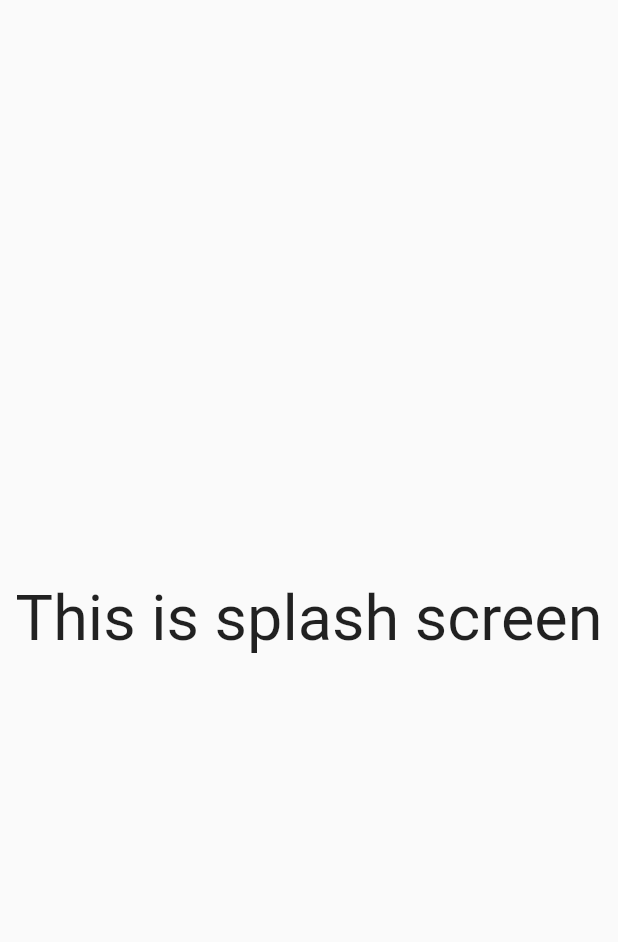
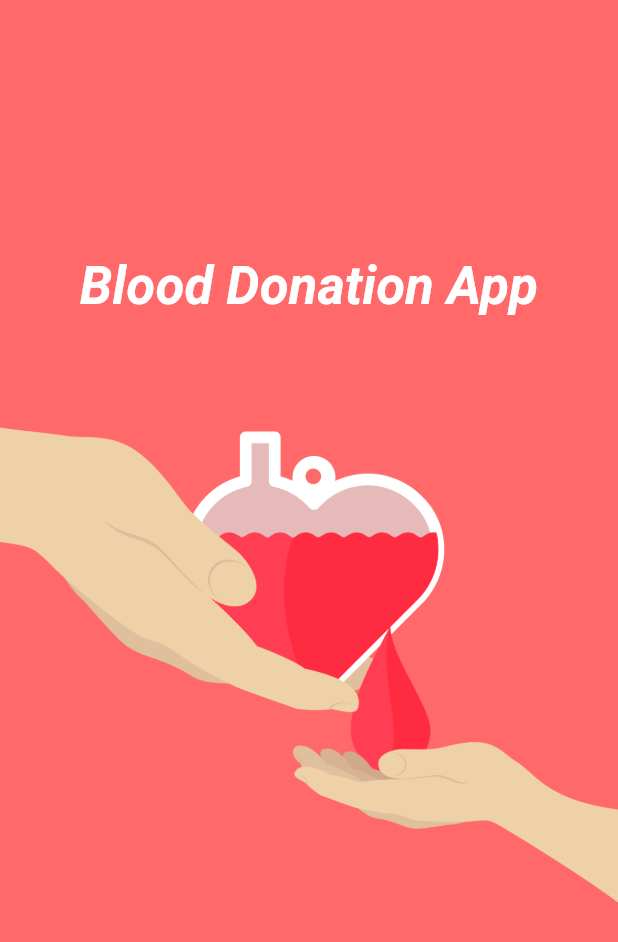
Before and after one commit to BrawlerXull/Blood-Donation-App, a Flutter app: the first screen one second after launch, on a phone screen of 412 x 824 dp. Shown: the top 942 px of the screen. Run offline on Flutter 3.47's test engine with Material 2 defaults, Android fonts, the light colour scheme and no system bars.

Commit message:
splash screen added

```diff
--- a/lib/homepage.dart
+++ /dev/null
@@ -1,32 +0,0 @@
-import 'package:flutter/material.dart';
-import 'package:flutter/src/widgets/framework.dart';
-import 'package:flutter/src/widgets/placeholder.dart';
-import 'dart:async';
-
-class HomePage extends StatefulWidget {
-  const HomePage({super.key});
-
-  @override
-  State<HomePage> createState() => _HomePageState();
-}
-
-class _HomePageState extends State<HomePage> {
-  @override
-  void initState() {
-    super.initState();
-    Timer(
-        Duration(seconds: 3),
-        () => Navigator.pushReplacement(
-            context, MaterialPageRoute(builder: (context) => Text("ok"))));
-  }
-
-  Widget build(BuildContext context) {
-    return Scaffold(
-      body: Center(
-          child: Text(
-        "This is splash screen",
-        textScaleFactor: 3,
-      )),
-    );
-  }
-}
--- a/lib/main.dart
+++ b/lib/main.dart
@@ -1,4 +1,4 @@
-import 'package:blooddonation/homepage.dart';
+import 'package:blooddonation/screens/splashScreen.dart';
 import 'package:flutter/material.dart';
 
 void main() {
@@ -11,7 +11,7 @@ class MyApp extends StatelessWidget {
   @override
   Widget build(BuildContext context) {
     return MaterialApp(
-      home: HomePage(),
+      home: SplashScreen(),
     );
   }
 }
--- /dev/null
+++ b/lib/screens/homePage.dart
@@ -0,0 +1,17 @@
+import 'package:flutter/material.dart';
+
+class HomePage extends StatefulWidget {
+  const HomePage({super.key});
+
+  @override
+  State<HomePage> createState() => _HomePageState();
+}
+
+class _HomePageState extends State<HomePage> {
+  @override
+  Widget build(BuildContext context) {
+    return Scaffold(
+      body: SafeArea(child: Text("o")),
+    );
+  }
+}
--- /dev/null
+++ b/lib/screens/splashScreen.dart
@@ -0,0 +1,46 @@
+import 'package:blooddonation/screens/homepage.dart';
+import 'package:flutter/material.dart';
+import 'dart:async';
+
+class SplashScreen extends StatefulWidget {
+  const SplashScreen({super.key});
+
+  @override
+  State<SplashScreen> createState() => _SplashScreenState();
+}
+
+class _SplashScreenState extends State<SplashScreen> {
+  @override
+  void initState() {
+    super.initState();
+    Timer(
+        Duration(seconds: 3),
+        () => Navigator.pushReplacement(
+            context, MaterialPageRoute(builder: (context) => HomePage())));
+  }
+
+  Widget build(BuildContext context) {
+    return Scaffold(
+      backgroundColor: Color.fromARGB(255, 255, 105, 105),
+      body: Center(
+        child: Column(
+          mainAxisAlignment: MainAxisAlignment.center,
+          children: [
+            const Text(
+              "Blood Donation App",
+              style: TextStyle(
+                  fontStyle: FontStyle.italic,
+                  fontSize: 35,
+                  color: Colors.white,
+                  fontWeight: FontWeight.bold),
+            ),
+            const SizedBox(
+              height: 30,
+            ),
+            Image.asset('assets/pngegg.png')
+          ],
+        ),
+      ),
+    );
+  }
+}
--- a/pubspec.yaml
+++ b/pubspec.yaml
@@ -59,9 +59,9 @@ flutter:
   uses-material-design: true
 
   # To add assets to your application, add an assets section, like this:
-  # assets:
-  #   - images/a_dot_burr.jpeg
-  #   - images/a_dot_ham.jpeg
+  assets:
+    - assets/pngegg.png
+    # - images/a_dot_ham.jpeg
 
   # An image asset can refer to one or more resolution-specific "variants", see
   # https://flutter.dev/assets-and-images/#resolution-aware
```
Also changed, not shown: assets/pngegg.png (added), 1 other file.
